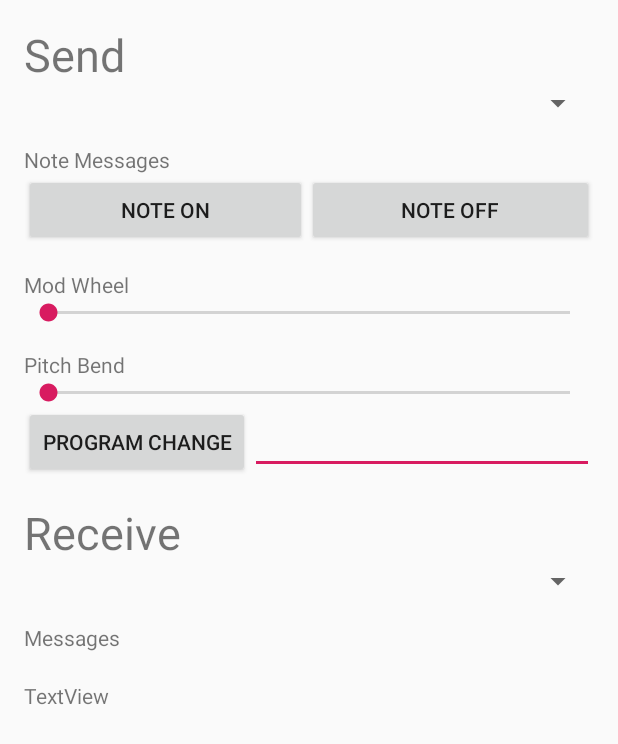
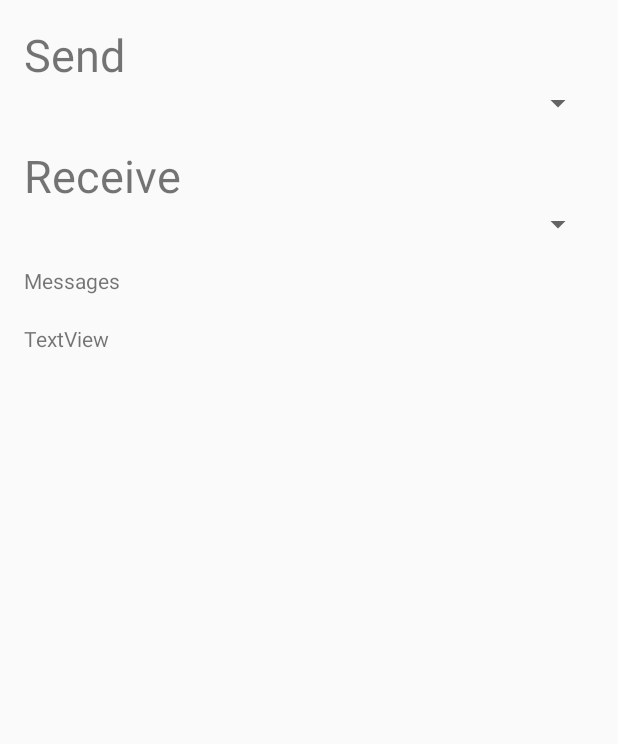
Before and after one commit to reinaldosmoraes/tcc-midi, an Android app: the screen it shows after launch (MainActivity), on a phone screen of 412 x 824 dp. Shown: the top 744 px of the screen. Run offline under Robolectric (Android 15) with nearby library versions, the phone set to English and light mode, and no system bars; 5 statements that could not run were skipped.

Commit message:
Remove unused items

```diff
--- a/app/src/main/java/com/example/nativemidi/MainActivity.java
+++ b/app/src/main/java/com/example/nativemidi/MainActivity.java
@@ -64,11 +64,6 @@ public class MainActivity extends Activity
     // Send Widgets
     Spinner mOutputDevicesSpinner;
 
-    SeekBar mControllerSB;
-    SeekBar mPitchBendSB;
-
-    EditText mProgNumberEdit;
-
     // Receive Widgets
     Spinner mInputDevicesSpinner;
     TextView mReceiveMessageTx;
@@ -122,6 +117,10 @@ public class MainActivity extends Activity
         }
     }
 
+    private boolean isTapValid() {
+        return verifyTap(pattern.get((taps.size()-1) % pattern.size()), taps.get(taps.size()-1));
+    }
+
     private boolean isInTime(long currentInterval) {
         if (currentInterval == 0) { //first tap
             return true;
@@ -166,23 +165,8 @@ public class MainActivity extends Activity
         mOutputDevicesSpinner = (Spinner)findViewById(R.id.outputDevicesSpinner);
         mOutputDevicesSpinner.setOnItemSelectedListener(this);
 
-        ((Button)findViewById(R.id.keyDownBtn)).setOnClickListener(this);
-        ((Button)findViewById(R.id.keyUpBtn)).setOnClickListener(this);
-        ((Button)findViewById(R.id.progChangeBtn)).setOnClickListener(this);
-
-        mControllerSB = (SeekBar)findViewById(R.id.controllerSeekBar);
-        mControllerSB.setMax(MidiSpec.MAX_CC_VALUE);
-        mControllerSB.setOnSeekBarChangeListener(this);
-
-        mPitchBendSB = (SeekBar)findViewById(R.id.pitchBendSeekBar);
-        mPitchBendSB.setMax(MidiSpec.MAX_PITCHBEND_VALUE);
-        mPitchBendSB.setProgress(MidiSpec.MID_PITCHBEND_VALUE);
-        mPitchBendSB.setOnSeekBarChangeListener(this);
-
         mInputDevicesSpinner = (Spinner)findViewById(R.id.inputDevicesSpinner);
         mInputDevicesSpinner.setOnItemSelectedListener(this);
-
-        mProgNumberEdit = (EditText)findViewById(R.id.progNumEdit);
 
         mReceiveMessageTx = (TextView)findViewById(R.id.receiveMessageTx);
         outputMessage = findViewById(R.id.outputMessage);
@@ -256,10 +240,11 @@ public class MainActivity extends Activity
                 Tap tap = new Tap(hand, message[2], new Date());
                 Log.d("MIDI_DEBUG", tap.toString());
                 insertTapOnListWithInterval(tap);
-                if (verifyTap(pattern.get((taps.size()-1) % pattern.size()), taps.get(taps.size()-1))) { //TODO: mudar nome para isTapValid
-                    outputMessage.setText("Left hand tap");
+
+                if (isTapValid()) {
+                    outputMessage.setText(hand.toString() + "Valid Tap");
                 } else {
-                    outputMessage.setText("Right hand tap");
+                    outputMessage.setText(hand.toString() + "Invalid Tap");
                 }
                 break;
 
@@ -278,28 +263,7 @@ public class MainActivity extends Activity
         byte[] velocities = {60, 60, 60};   // Middling velocity
         byte channel = 0;    // send on channel 0
         switch (view.getId()) {
-            case R.id.keyDownBtn:
-                // Simulate a key-down
-                mAppMidiManager.sendNoteOn(channel, keys, velocities) ;
-                break;
 
-            case R.id.keyUpBtn:
-                // Simulate a key-up (converse of key-down above).
-                mAppMidiManager.sendNoteOff(channel, keys, velocities) ;
-                break;
-
-            case R.id.progChangeBtn: {
-                // Send a MIDI program change message
-                try {
-                    String progNumStr = mProgNumberEdit.getText().toString();
-                    int progNum = Integer.parseInt(progNumStr);
-
-                    mAppMidiManager.sendProgramChange(channel, (byte)progNum);
-                } catch (NumberFormatException ex) {
-                    // Maybe let the user know
-                }
-            }
-                break;
         }
     }
 
@@ -309,13 +273,9 @@ public class MainActivity extends Activity
     @Override
     public void onProgressChanged(SeekBar seekBar, int pos, boolean fromUser) {
         switch (seekBar.getId()) {
-        case R.id.controllerSeekBar:
-            mAppMidiManager.sendController((byte)0, MidiSpec.MIDICC_MODWHEEL, (byte)pos);
-            break;
 
-        case R.id.pitchBendSeekBar:
-            mAppMidiManager.sendPitchBend((byte)0, pos);
-            break;
+
+
         }
     }
 
--- a/app/src/main/res/layout/activity_main.xml
+++ b/app/src/main/res/layout/activity_main.xml
@@ -29,71 +29,15 @@
             android:layout_height="wrap_content"
             android:id="@+id/outputDevicesSpinner"/>
 
-        <TextView
-            android:text="Note Messages"
+        <LinearLayout
+            android:orientation="horizontal"
             android:layout_width="match_parent"
-            android:layout_height="wrap_content"
-            android:paddingTop="16dp"/>
+            android:layout_height="wrap_content"/>
 
         <LinearLayout
             android:orientation="horizontal"
             android:layout_width="match_parent"
-            android:layout_height="wrap_content">
-
-            <Button
-                android:text="Note On"
-                android:layout_width="wrap_content"
-                android:layout_height="wrap_content"
-                android:id="@+id/keyDownBtn"
-                android:layout_weight="1"/>
-
-            <Button
-                android:text="Note Off"
-                android:layout_width="wrap_content"
-                android:layout_height="wrap_content"
-                android:id="@+id/keyUpBtn"
-                android:layout_weight="1"/>
-        </LinearLayout>
-
-        <TextView
-            android:text="Mod Wheel"
-            android:layout_width="match_parent"
-            android:layout_height="wrap_content"
-            android:paddingTop="16dp"/>
-
-        <SeekBar
-            android:layout_width="match_parent"
-            android:layout_height="wrap_content"
-            android:id="@+id/controllerSeekBar"/>
-
-        <TextView
-            android:text="Pitch Bend"
-            android:layout_width="match_parent"
-            android:layout_height="wrap_content"
-            android:paddingTop="16dp"/>
-
-        <SeekBar
-            android:layout_width="match_parent"
-            android:layout_height="wrap_content"
-            android:id="@+id/pitchBendSeekBar"/>
-
-        <LinearLayout
-            android:orientation="horizontal"
-            android:layout_width="match_parent"
-            android:layout_height="wrap_content">
-
-            <Button
-                android:text="Program Change"
-                android:layout_width="wrap_content"
-                android:layout_height="wrap_content"
-                android:id="@+id/progChangeBtn"/>
-
-            <EditText
-                android:layout_width="match_parent"
-                android:layout_height="wrap_content"
-                android:id="@+id/progNumEdit"
-                android:layout_weight="1"/>
-        </LinearLayout>
+            android:layout_height="wrap_content"/>
 
         <TextView
             android:text="Receive"
```
